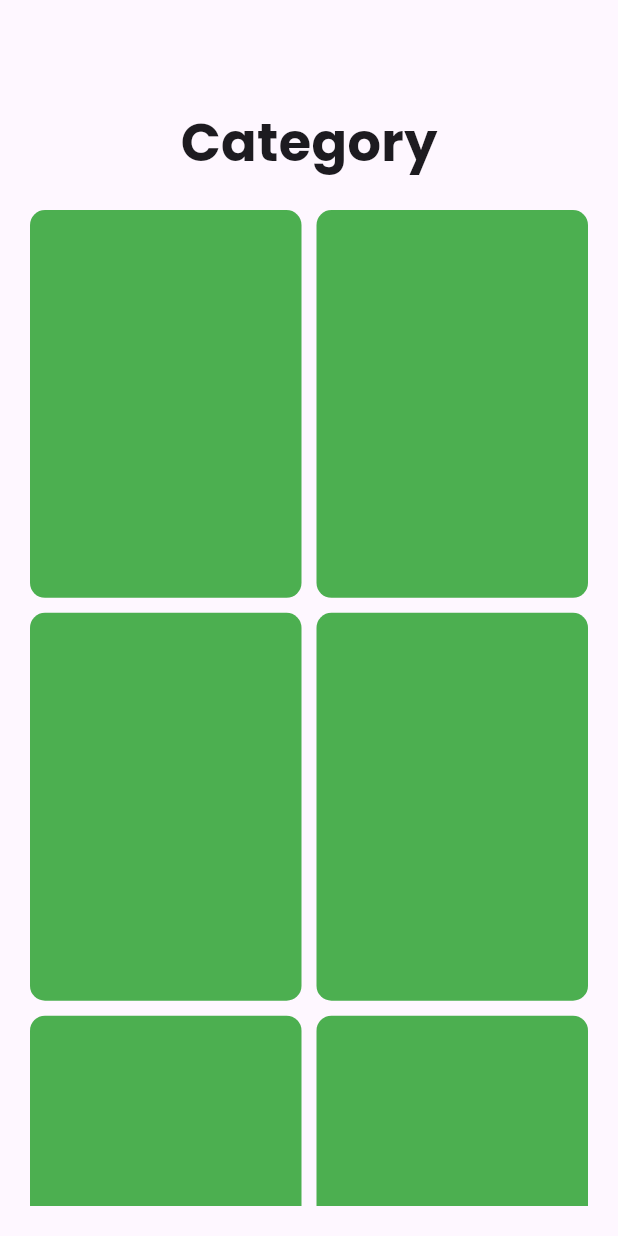
After one commit to tarunn04/flutter_wallpaper_app, a Flutter app: the Category screen opened by its route, on a phone screen of 412 x 824 dp. The commit adds this screen. Run offline on Flutter 3.47's test engine with Material 2 defaults, Android fonts, the phone set to English and light mode, and no system bars; our stand-ins replace get, google_fonts.

Commit message:
category UI

```diff
--- a/lib/main.dart
+++ b/lib/main.dart
@@ -1,5 +1,7 @@
 import 'package:flutter/material.dart';
-import 'package:wallpaper_app/pages/splash_page.dart';
+import 'package:get/get_navigation/src/root/get_material_app.dart';
+import 'package:wallpaper_app/pages/home_screen.dart';
+import 'package:wallpaper_app/utils/routes.dart';
 
 void main() {
   runApp(const MyApp());
@@ -11,13 +13,15 @@ class MyApp extends StatelessWidget {
   // This widget is the root of your application.
   @override
   Widget build(BuildContext context) {
-    return MaterialApp(
+    return GetMaterialApp(
       title: 'Flutter Demo',
       theme: ThemeData(
         colorScheme: ColorScheme.fromSeed(seedColor: Colors.deepPurple),
         useMaterial3: true,
       ),
       debugShowCheckedModeBanner: false,
+      getPages: appRoutes(),
+      initialRoute: '/',
       home: const HomePage(),
     );
   }
--- /dev/null
+++ b/lib/pages/category.dart
@@ -0,0 +1,50 @@
+import 'package:flutter/material.dart';
+import 'package:flutter_staggered_grid_view/flutter_staggered_grid_view.dart';
+import 'package:google_fonts/google_fonts.dart';
+
+class Category extends StatelessWidget {
+  const Category({super.key});
+
+  @override
+  Widget build(BuildContext context) {
+    return Scaffold(
+      body: Padding(
+        padding: const EdgeInsets.all(20.0),
+        child: Column(
+          children: [
+            const SizedBox(height: 50,),
+            Text(
+                  "Category",
+                  style: TextStyle(
+                    fontFamily: GoogleFonts.poppins().fontFamily,
+                    fontWeight: FontWeight.bold,
+                    fontSize: 35,
+                  ),
+                ),
+            Expanded(
+              child: GridView.builder(
+                padding: EdgeInsets.symmetric(vertical: 20),
+                itemCount: 20,
+                gridDelegate: const SliverGridDelegateWithFixedCrossAxisCount(
+                  crossAxisCount: 2,
+                  crossAxisSpacing: 10,
+                  mainAxisSpacing: 10,
+                  childAspectRatio: 0.7
+                  ),
+                itemBuilder: (context, index) {
+                  return Container(
+                    decoration: BoxDecoration(
+                      color: Colors.green,
+                      borderRadius: BorderRadius.all(Radius.circular(10))
+                    ),
+
+                  );
+                },),
+
+            )
+          ],
+        ),
+      ),
+    );
+  }
+}
--- a/lib/pages/splash_page.dart
+++ b/lib/pages/home_screen.dart
@@ -1,6 +1,8 @@
 import 'package:flutter/material.dart';
+import 'package:get/route_manager.dart';
 import 'package:google_fonts/google_fonts.dart';
 import 'package:wallpaper_app/widgets/searchbar.dart';
+import 'package:get/get_core/src/get_main.dart';
 
 class HomePage extends StatelessWidget {
   const HomePage({super.key});
@@ -67,12 +69,15 @@ class HomePage extends StatelessWidget {
                 ),
                 itemCount: 10, // Replace with your desired item count
                 itemBuilder: (context, index) {
-                  return Container(
-                    decoration: const BoxDecoration(
-                      color: Colors.green,
-                      borderRadius: BorderRadius.all(Radius.circular(10)),
+                  return InkWell(
+                    onTap: () =>  Get.toNamed("/category"),
+                    child: Container(
+                      decoration: const BoxDecoration(
+                        color: Colors.green,
+                        borderRadius: BorderRadius.all(Radius.circular(10)),
+                      ),
+
                     ),
-
                   );
                 },
               ),
--- /dev/null
+++ b/lib/utils/routes.dart
@@ -0,0 +1,18 @@
+import 'package:get/route_manager.dart';
+import 'package:wallpaper_app/pages/category.dart';
+import 'package:wallpaper_app/pages/home_screen.dart';
+
+appRoutes ()=> [
+  GetPage(name: '/',
+  page:() => const HomePage(),
+    transition: Transition.noTransition,
+
+  ),
+
+  GetPage(name: '/category',
+   page: () => const Category(),
+   transition: Transition.noTransition,
+   ),
+
+
+];
```
Also changed, not shown: pubspec.yaml (+2 -6 lines), pubspec.lock, 3 other files.
